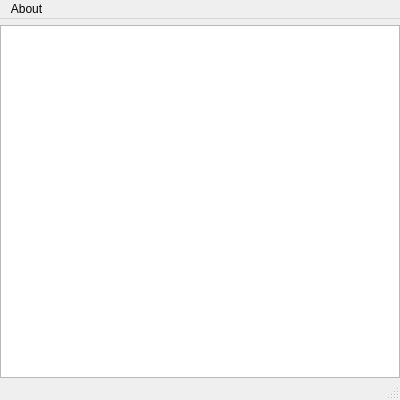
Qt form mainwindow.ui (akshaybabloo/DataLogger) before a commit.
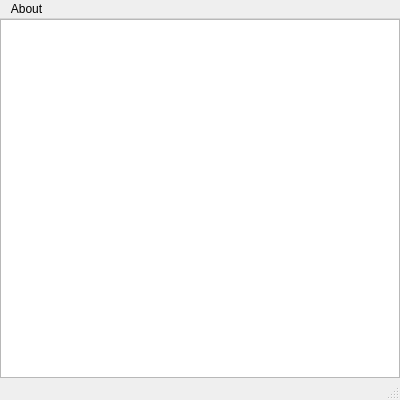
The same form after that commit.

Commit message: add top space in windows OS

```diff
--- a/mainwindow.ui
+++ b/mainwindow.ui
@@ -22,7 +22,7 @@
      <number>0</number>
     </property>
     <property name="topMargin">
-     <number>6</number>
+     <number>0</number>
     </property>
     <property name="rightMargin">
      <number>0</number>
```
The commit also changes 1 other file.
